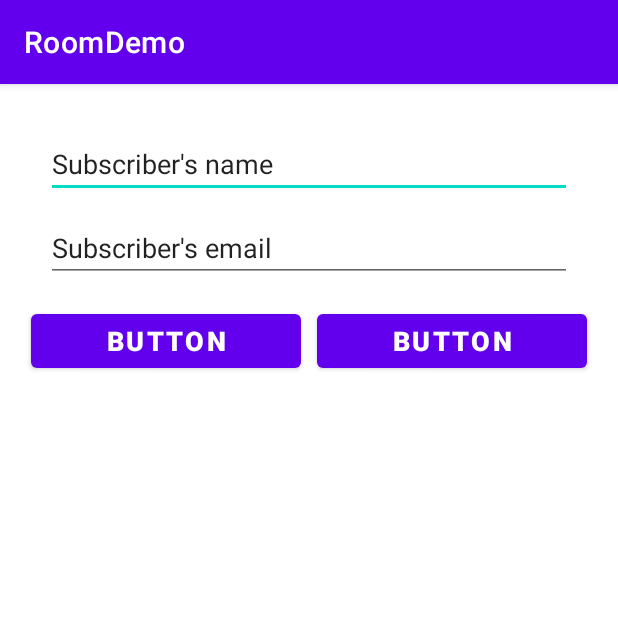
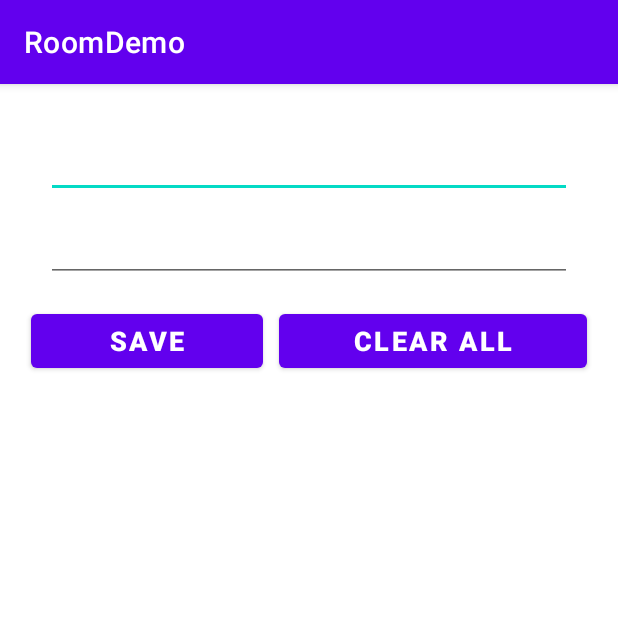
Before and after one commit to muzaffarpashazada/Android-Jetpack-Clean-Architecture-Testing-Masterclass, an Android app: the screen it shows after launch (MainActivity), on a phone screen of 412 x 824 dp, the top half of it. Run offline under Robolectric (Android 15) with nearby library versions, the phone set to English and light mode, and no system bars; our stand-ins replace Room's generated code, data binding.

Commit message:
[Section 9] : [Video 61] - Create ViewModel and Factory - Connect binding and functions (save and delete)

```diff
--- a/RoomDemo/app/src/main/java/com/muzafferus/roomdemo/MainActivity.kt
+++ b/RoomDemo/app/src/main/java/com/muzafferus/roomdemo/MainActivity.kt
@@ -1,11 +1,42 @@
 package com.muzafferus.roomdemo
 
+import android.os.Bundle
+import android.util.Log
 import androidx.appcompat.app.AppCompatActivity
-import android.os.Bundle
+import androidx.databinding.DataBindingUtil
+import androidx.lifecycle.Observer
+import androidx.lifecycle.ViewModelProvider
+import com.muzafferus.roomdemo.databinding.ActivityMainBinding
+import com.muzafferus.roomdemo.db.SubscriberDatabase
+import com.muzafferus.roomdemo.db.SubscriberRepository
 
 class MainActivity : AppCompatActivity() {
+
+    private lateinit var viewModel: SubscriberViewModel
+    private lateinit var binding: ActivityMainBinding
+
     override fun onCreate(savedInstanceState: Bundle?) {
         super.onCreate(savedInstanceState)
-        setContentView(R.layout.activity_main)
+        binding = DataBindingUtil.setContentView(this, R.layout.activity_main)
+
+        viewModel = ViewModelProvider(
+            this,
+            SubscriberViewModelFactory(
+                SubscriberRepository(
+                    SubscriberDatabase.getInstance(application).subscriberDao
+                )
+            )
+        ).get(SubscriberViewModel::class.java)
+
+        binding.myViewModel = viewModel
+        binding.lifecycleOwner = this
+
+        displaySubscriberList()
+    }
+
+    private fun displaySubscriberList() {
+        viewModel.subscribers.observe(this, Observer {
+            Log.e("YER", "it: ${it.toString()}")
+        })
     }
 }
--- /dev/null
+++ b/RoomDemo/app/src/main/java/com/muzafferus/roomdemo/SubscriberViewModel.kt
@@ -0,0 +1,74 @@
+package com.muzafferus.roomdemo
+
+import androidx.databinding.Bindable
+import androidx.databinding.Observable
+import androidx.lifecycle.MutableLiveData
+import androidx.lifecycle.ViewModel
+import androidx.lifecycle.viewModelScope
+import com.muzafferus.roomdemo.db.Subscriber
+import com.muzafferus.roomdemo.db.SubscriberRepository
+import kotlinx.coroutines.Job
+import kotlinx.coroutines.launch
+
+class SubscriberViewModel(private val repository: SubscriberRepository) : ViewModel(), Observable {
+
+    val subscribers = repository.subscribers
+
+    @Bindable
+    val inputName = MutableLiveData<String>()
+
+    @Bindable
+    val inputEmail = MutableLiveData<String>()
+
+    @Bindable
+    val saveOrUpdateButtonText = MutableLiveData<String>()
+
+    @Bindable
+    val clearAllOrDeleteButtonText = MutableLiveData<String>()
+
+    init {
+        saveOrUpdateButtonText.value = "Save"
+        clearAllOrDeleteButtonText.value = "Clear All"
+    }
+
+
+    fun saveOrUpdate() {
+        val name = inputName.value
+        val email = inputEmail.value
+        if (name == null || email == null) {
+            return
+        } else {
+            insert(Subscriber(0, name, email))
+            inputName.value = null
+            inputEmail.value = null
+        }
+    }
+
+    fun clearOrDelete() {
+        clearAll()
+    }
+
+    fun insert(subscriber: Subscriber): Job = viewModelScope.launch {
+        repository.insert(subscriber)
+    }
+
+    fun update(subscriber: Subscriber): Job = viewModelScope.launch {
+        repository.update(subscriber)
+    }
+
+    fun delete(subscriber: Subscriber): Job = viewModelScope.launch {
+        repository.delete(subscriber)
+    }
+
+    fun clearAll(): Job = viewModelScope.launch {
+        repository.deleteAll()
+    }
+
+    override fun removeOnPropertyChangedCallback(callback: Observable.OnPropertyChangedCallback?) {
+
+    }
+
+    override fun addOnPropertyChangedCallback(callback: Observable.OnPropertyChangedCallback?) {
+    }
+
+}
--- /dev/null
+++ b/RoomDemo/app/src/main/java/com/muzafferus/roomdemo/SubscriberViewModelFactory.kt
@@ -0,0 +1,16 @@
+package com.muzafferus.roomdemo
+
+import androidx.lifecycle.ViewModel
+import androidx.lifecycle.ViewModelProvider
+import com.muzafferus.roomdemo.db.SubscriberRepository
+
+class SubscriberViewModelFactory(private val repository: SubscriberRepository) :
+    ViewModelProvider.Factory {
+
+    override fun <T : ViewModel?> create(modelClass: Class<T>): T {
+        if (modelClass.isAssignableFrom(SubscriberViewModel::class.java)) {
+            return SubscriberViewModel(repository) as T
+        }
+        throw IllegalArgumentException("Unkown View Model class")
+    }
+}
--- a/RoomDemo/app/src/main/res/layout/activity_main.xml
+++ b/RoomDemo/app/src/main/res/layout/activity_main.xml
@@ -1,6 +1,15 @@
 <?xml version="1.0" encoding="utf-8"?>
-<LinearLayout xmlns:android="http://schemas.android.com/apk/res/android"
-    xmlns:tools="http://schemas.android.com/tools"
+<layout xmlns:android="http://schemas.android.com/apk/res/android"
+    xmlns:tools="http://schemas.android.com/tools">
+
+    <data>
+
+        <variable
+            name="myViewModel"
+            type="com.muzafferus.roomdemo.SubscriberViewModel" />
+    </data>
+
+    <LinearLayout
         android:layout_width="match_parent"
         android:layout_height="match_parent"
         android:layout_margin="15dp"
@@ -17,7 +26,7 @@
             android:layout_marginEnd="15dp"
             android:layout_marginBottom="5dp"
             android:inputType="textPersonName"
-        android:text="Subscriber's name" />
+            android:text="@={myViewModel.inputName}" />
 
         <EditText
             android:id="@+id/email_text"
@@ -28,7 +37,7 @@
             android:layout_marginEnd="15dp"
             android:layout_marginBottom="15dp"
             android:inputType="textEmailAddress"
-        android:text="Subscriber's email" />
+            android:text="@={myViewModel.inputEmail}" />
 
         <LinearLayout
             android:layout_width="match_parent"
@@ -42,7 +51,8 @@
                 android:layout_marginStart="5dp"
                 android:layout_marginEnd="5dp"
                 android:layout_weight="1"
-            android:text="Button"
+                android:onClick="@{()->myViewModel.saveOrUpdate()}"
+                android:text="@{myViewModel.saveOrUpdateButtonText}"
                 android:textSize="18sp"
                 android:textStyle="bold" />
 
@@ -53,7 +63,8 @@
                 android:layout_marginStart="5dp"
                 android:layout_marginEnd="5dp"
                 android:layout_weight="1"
-            android:text="Button"
+                android:onClick="@{()->myViewModel.clearOrDelete()}"
+                android:text="@{myViewModel.clearAllOrDeleteButtonText}"
                 android:textSize="18sp"
                 android:textStyle="bold" />
         </LinearLayout>
@@ -64,3 +75,4 @@
             android:layout_height="wrap_content"
             android:layout_margin="5dp" />
     </LinearLayout>
+</layout>
```
Lines whose indentation alone changed are shown as unchanged.
